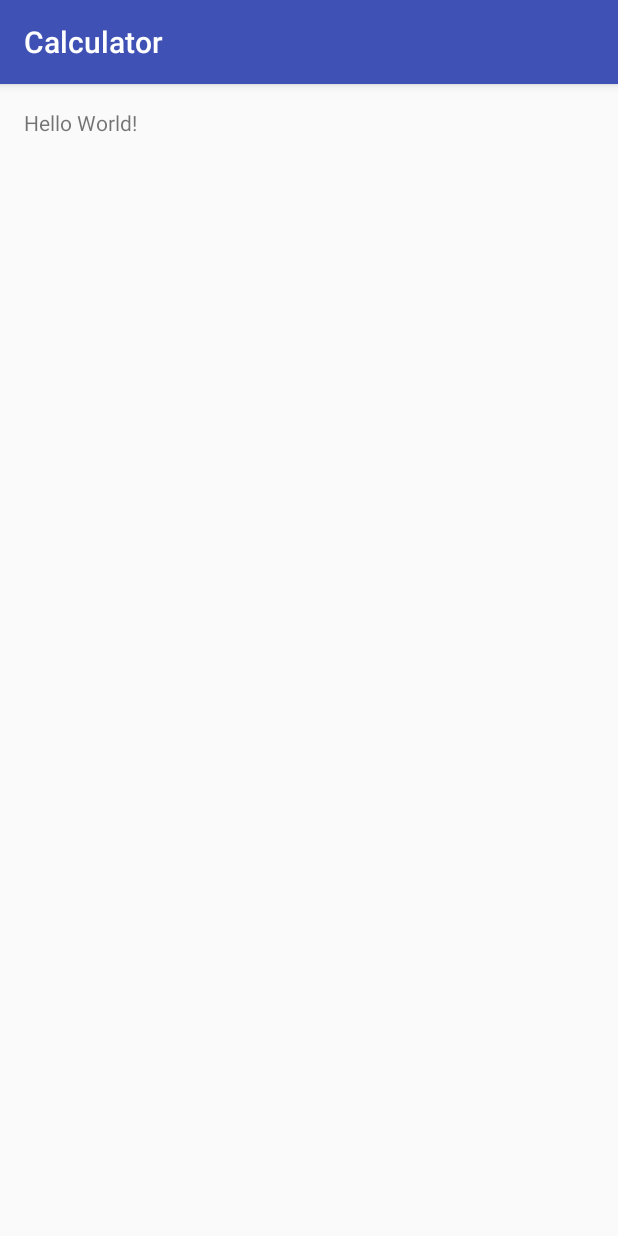
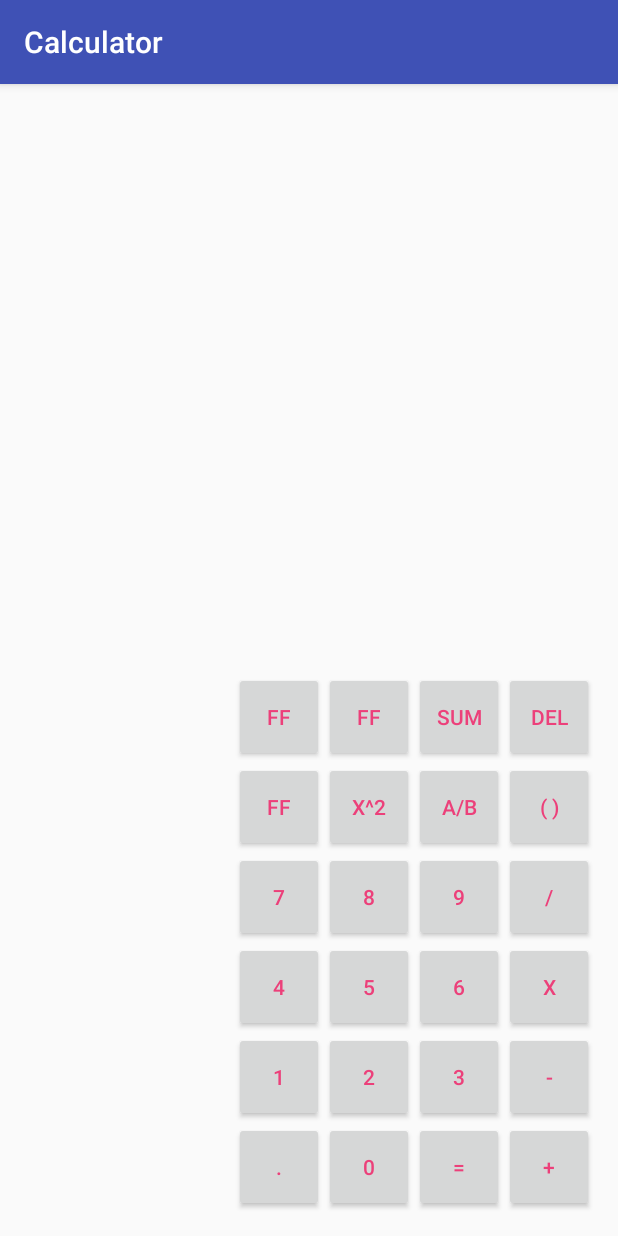
Before and after one commit to asimminhas001/androidCalculator, an Android app: the screen it shows after launch (MainActivity), on a phone screen of 412 x 824 dp. Run offline under Robolectric (Android 15) with nearby library versions, the phone set to English and light mode, and no system bars.

Commit message:
Added main buttons

```diff
--- a/app/src/main/res/layout/activity_main.xml
+++ b/app/src/main/res/layout/activity_main.xml
@@ -10,8 +10,137 @@
     android:paddingTop="@dimen/activity_vertical_margin"
     tools:context="kamal.calculator.MainActivity">
 
-    <TextView
+    <LinearLayout
+        android:id="@+id/col1"
         android:layout_width="wrap_content"
         android:layout_height="wrap_content"
-        android:text="Hello World!"/>
+        android:layout_alignParentBottom="true"
+        android:layout_alignParentRight="true"
+        android:layout_alignParentEnd="true"
+        android:orientation="vertical">
+
+        <Button
+            android:text="@string/del"
+            style="@style/MainCalcOperands"
+            />
+        <Button
+            android:text="@string/brackets"
+            style="@style/MainCalcOperands"/>
+
+        <Button
+            android:text="@string/div"
+            style="@style/MainCalcOperands"/>
+
+        <Button
+            android:text="@string/mul"
+            style="@style/MainCalcOperands"/>
+
+        <Button
+            android:text="@string/sub"
+            style="@style/MainCalcOperands"/>
+
+        <Button
+            android:text="@string/add"
+            style="@style/MainCalcOperands"/>
+    </LinearLayout>
+
+    <LinearLayout
+        android:id="@+id/col2"
+        android:layout_width="wrap_content"
+        android:layout_height="wrap_content"
+        android:layout_alignParentBottom="true"
+        android:layout_toLeftOf="@id/col1"
+        android:orientation="vertical">
+
+        <Button
+            android:text="@string/sum"
+            style="@style/MainCalcOperands"
+            />
+        <Button
+            android:text="@string/fractions"
+            style="@style/MainCalcOperands"/>
+
+        <Button
+            android:text="@string/nine"
+            style="@style/MainCalcOperands"/>
+
+        <Button
+            android:text="@string/six"
+            style="@style/MainCalcOperands"/>
+
+        <Button
+            android:text="@string/three"
+            style="@style/MainCalcOperands"/>
+
+        <Button
+            android:text="@string/eq"
+            style="@style/MainCalcOperands"/>
+    </LinearLayout>
+
+    <LinearLayout
+        android:id="@+id/col3"
+        android:layout_width="wrap_content"
+        android:layout_height="wrap_content"
+        android:layout_alignParentBottom="true"
+        android:layout_toLeftOf="@id/col2"
+        android:orientation="vertical">
+
+        <Button
+            android:text="@string/F3"
+            style="@style/MainCalcOperands"
+            />
+        <Button
+            android:text="@string/sq"
+            style="@style/MainCalcOperands"/>
+
+        <Button
+            android:text="@string/eight"
+            style="@style/MainCalcOperands"/>
+
+        <Button
+            android:text="@string/five"
+            style="@style/MainCalcOperands"/>
+
+        <Button
+            android:text="@string/two"
+            style="@style/MainCalcOperands"/>
+
+        <Button
+            android:text="@string/zero"
+            style="@style/MainCalcOperands"/>
+    </LinearLayout>
+
+    <LinearLayout
+        android:id="@+id/col4"
+        android:layout_width="wrap_content"
+        android:layout_height="wrap_content"
+        android:layout_alignParentBottom="true"
+        android:layout_toLeftOf="@id/col3"
+        android:orientation="vertical">
+
+        <Button
+            android:text="@string/f42"
+            style="@style/MainCalcOperands"
+            />
+        <Button
+            android:text="@string/f41"
+            style="@style/MainCalcOperands"/>
+
+        <Button
+            android:text="@string/seven"
+            style="@style/MainCalcOperands"/>
+
+        <Button
+            android:text="@string/four"
+            style="@style/MainCalcOperands"/>
+
+        <Button
+            android:text="@string/one"
+            style="@style/MainCalcOperands"/>
+
+        <Button
+            android:text="@string/period"
+            style="@style/MainCalcOperands"/>
+    </LinearLayout>
+
 </RelativeLayout>
--- a/app/src/main/res/values/colors.xml
+++ b/app/src/main/res/values/colors.xml
@@ -1,6 +1,11 @@
 <?xml version="1.0" encoding="utf-8"?>
 <resources>
     <color name="colorPrimary">#3F51B5</color>
-    <color name="colorPrimaryDark">#303F9F</color>
+    <color name="colorPrimaryDark">#263238</color>
     <color name="colorAccent">#FF4081</color>
+    <color name="primary_material_dark_1">#33691e</color>
+    <color name="primary_dark_material_dark">#689f38</color>
+    <color name="accent_material_dark">#c6ff00</color>
+    <color name="background_material_dark">#455a64</color>
+    <color name="primary_text_material_dark">#f5f5f5</color>
 </resources>
--- a/app/src/main/res/values/strings.xml
+++ b/app/src/main/res/values/strings.xml
@@ -1,3 +1,37 @@
 <resources>
     <string name="app_name">Calculator</string>
+    <!--col1-->
+    <string name="add">+</string>
+    <string name="sub">-</string>
+    <string name="mul">X</string>
+    <string name="div">/</string>
+    <string name="brackets">( )</string>
+    <string name="del">del</string>
+
+    <!--col2-->
+    <string name="eq">=</string>
+    <string name="three">3</string>
+    <string name="six">6</string>
+    <string name="nine">9</string>
+    <string name="fractions">A/B</string>
+    <string name="sum">sum</string>
+
+    <!--col3-->
+    <string name="zero">0</string>
+    <string name="two">2</string>
+    <string name="five">5</string>
+    <string name="eight">8</string>
+    <string name="sq">x^2</string>
+    <string name="F3">FF</string>
+
+    <!--col4-->
+    <string name="period">.</string>
+    <string name="one">1</string>
+    <string name="four">4</string>
+    <string name="seven">7</string>
+    <string name="f41">FF</string>
+    <string name="f42">FF</string>
+
+
+
 </resources>
--- a/app/src/main/res/values/styles.xml
+++ b/app/src/main/res/values/styles.xml
@@ -8,4 +8,12 @@
         <item name="colorAccent">@color/colorAccent</item>
     </style>
 
+    <!--Button styles-->
+    <style name="MainCalcOperands">
+        <item name="android:textSize">14sp</item>
+        <item name="android:textColor">#ec407a</item>
+        <item name="android:layout_height">60dp</item>
+        <item name="android:layout_width">60dp</item>
+        <item name="android:itemBackground">#448aff</item>
+    </style>
 </resources>
```
